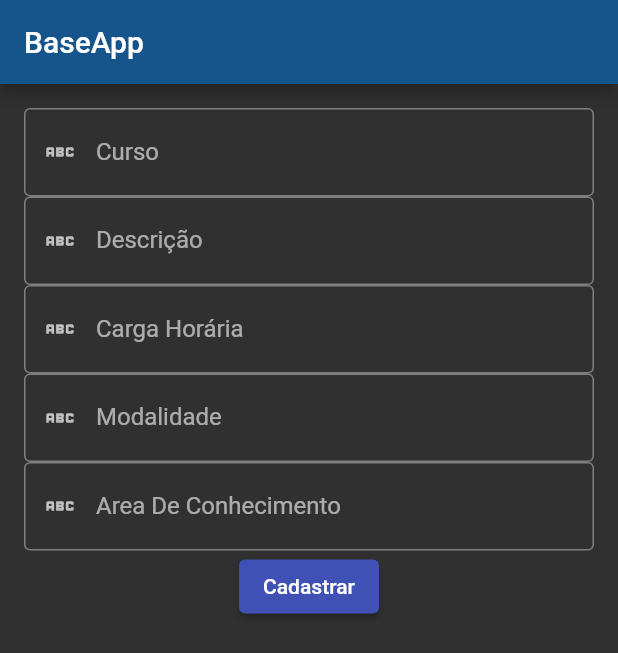
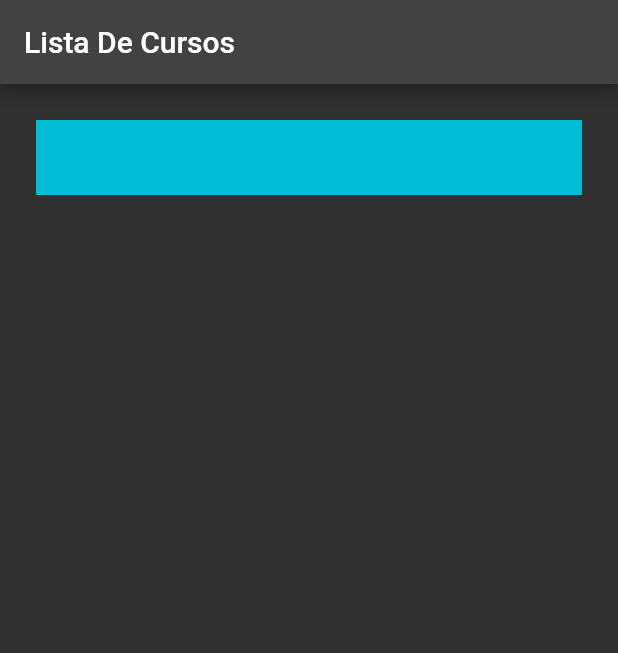
Before and after one commit to Gillian619/cronogramas_form, a Flutter app: the screen it shows after launch, on a phone screen of 412 x 824 dp. Shown: the top 653 px of the screen. Run offline on Flutter 3.47's test engine with Material 2 defaults, Android fonts, the phone set to English and light mode, and no system bars; our stand-ins replace fluttertoast.

Commit message:
05/07/2023

```diff
--- a/lib/main.dart
+++ b/lib/main.dart
@@ -1,3 +1,4 @@
+import 'package:cronograma_form/pagina.dart';
 import 'package:flutter/material.dart';
 import 'package:fluttertoast/fluttertoast.dart';
 void main() {
@@ -15,7 +16,7 @@ class Cadform extends StatelessWidget {
       theme:
           ThemeData(brightness: Brightness.dark, primarySwatch: Colors.indigo),
       debugShowCheckedModeBanner: false,
-      home: const Home(),
+      home: const Pagina(),
     );
   }
 }
--- /dev/null
+++ b/lib/pagina.dart
@@ -0,0 +1,41 @@
+import 'package:cronograma_form/main.dart';
+import 'package:flutter/gestures.dart';
+import 'package:flutter/material.dart';
+
+class Pagina extends StatefulWidget {
+  const Pagina({super.key});
+
+  @override
+  State<Pagina> createState() => _PaginaState();
+}
+
+class _PaginaState extends State<Pagina> {
+  final List<String> _lista = [''];
+  final List<String> entries = <String>['A', 'B', 'C'];
+  final List<int> colorCodes = <int>[600, 500, 100];
+
+  @override
+  Widget build(BuildContext context) {
+    return Scaffold(
+      appBar: AppBar(
+        title: const Text("Lista De Cursos"),
+      ),
+      body: Container(
+        padding: const EdgeInsets.all(16),
+        child: Center(
+          child: ListView.builder(
+            padding: const EdgeInsets.all(8),
+            itemCount: _lista.length,
+            itemBuilder: (BuildContext context,int index ){
+              return Container(
+                height: 50,
+                color: Colors.cyan,
+                child: Center(child: Text('${_lista[index]}')),
+              );
+            }
+          ),
+        ),
+      ),
+    );
+  }
+}
```
